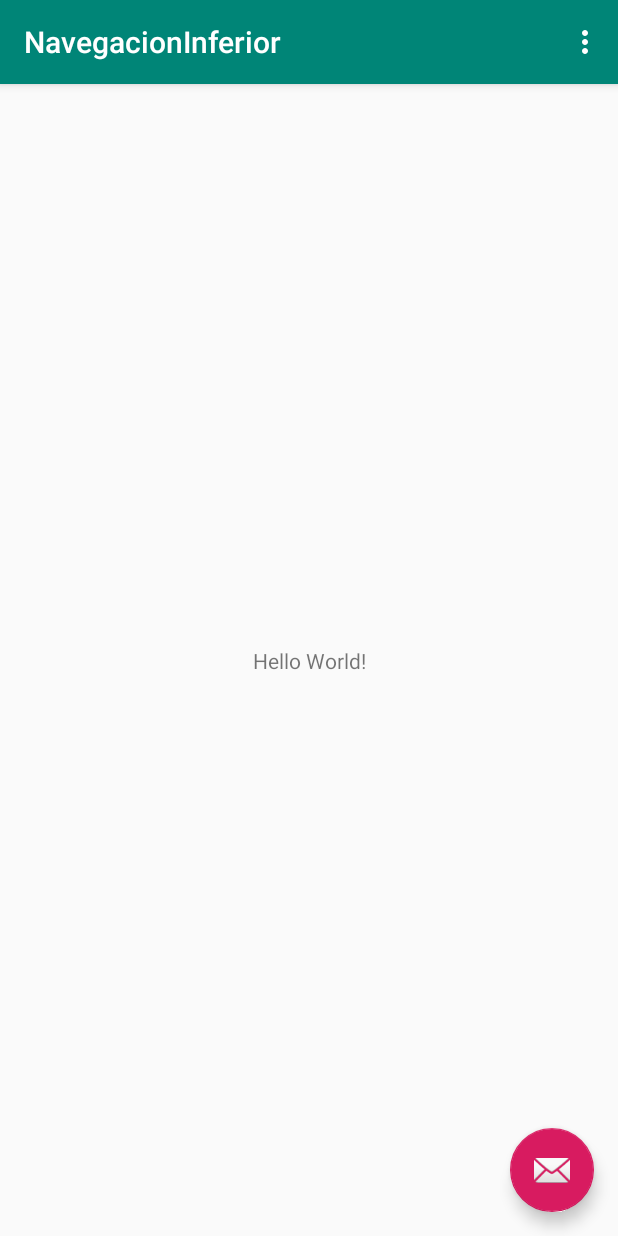
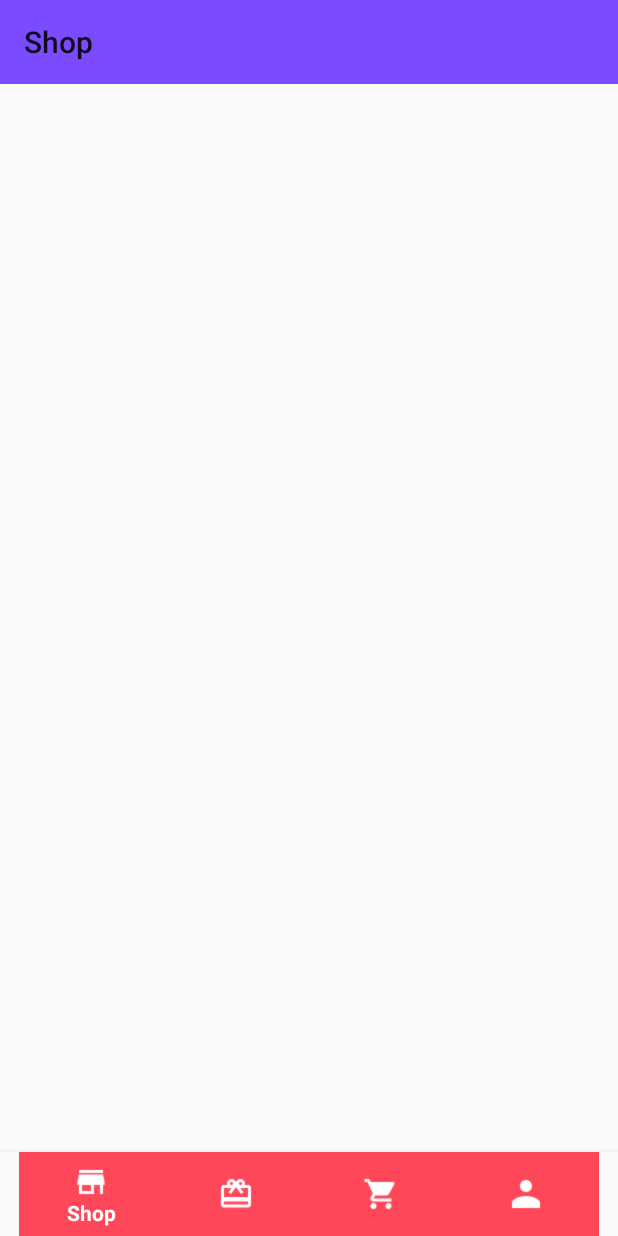
Before and after one commit to litzy-balam/NavegacionInferior, an Android app: the screen it shows after launch (MainActivity), on a phone screen of 412 x 824 dp. Run offline under Robolectric (Android 15) with nearby library versions, the phone set to English and light mode, and no system bars.

Commit message:
Navegacion inferior mostrada

```diff
--- a/app/src/main/java/com/example/navegacioninferior/MainActivity.java
+++ b/app/src/main/java/com/example/navegacioninferior/MainActivity.java
@@ -1,8 +1,12 @@
 package com.example.navegacioninferior;
 
 import android.os.Bundle;
+import android.support.annotation.NonNull;
+import android.support.design.widget.BottomNavigationView;
 import android.support.design.widget.FloatingActionButton;
 import android.support.design.widget.Snackbar;
+import android.support.v4.app.Fragment;
+import android.support.v7.app.ActionBar;
 import android.support.v7.app.AppCompatActivity;
 import android.support.v7.widget.Toolbar;
 import android.view.View;
@@ -10,43 +14,51 @@ import android.view.Menu;
 import android.view.MenuItem;
 
 public class MainActivity extends AppCompatActivity {
-
+    private Toolbar toolbar;
     @Override
     protected void onCreate(Bundle savedInstanceState) {
         super.onCreate(savedInstanceState);
         setContentView(R.layout.activity_main);
-        Toolbar toolbar = findViewById(R.id.toolbar);
-        setSupportActionBar(toolbar);
+        //View v = getLayoutInflater().inflate(R.menu.navegacion,null);
+        //toolbar = (Toolbar) v.findViewById(R.id.toolbar);
 
-        FloatingActionButton fab = findViewById(R.id.fab);
+        toolbar = findViewById(R.id.toolbar);
+        //setSupportActionBar(toolbar);
+
+
+        /*FloatingActionButton fab = findViewById(R.id.fab);
         fab.setOnClickListener(new View.OnClickListener() {
             @Override
             public void onClick(View view) {
                 Snackbar.make(view, "Replace with your own action", Snackbar.LENGTH_LONG)
                         .setAction("Action", null).show();
             }
-        });
+        });*/
+        BottomNavigationView navigation=(BottomNavigationView)findViewById(R.id.navigation);
+        navigation.setOnNavigationItemSelectedListener(mOnNavigationItemSelectedListener);
+
+        toolbar.setTitle("Shop");
     }
 
-    @Override
-    public boolean onCreateOptionsMenu(Menu menu) {
-        // Inflate the menu; this adds items to the action bar if it is present.
-        getMenuInflater().inflate(R.menu.menu_main, menu);
-        return true;
-    }
-
-    @Override
-    public boolean onOptionsItemSelected(MenuItem item) {
-        // Handle action bar item clicks here. The action bar will
-        // automatically handle clicks on the Home/Up button, so long
-        // as you specify a parent activity in AndroidManifest.xml.
-        int id = item.getItemId();
-
-        //noinspection SimplifiableIfStatement
-        if (id == R.id.action_settings) {
-            return true;
+    private BottomNavigationView.OnNavigationItemSelectedListener mOnNavigationItemSelectedListener=new BottomNavigationView.OnNavigationItemSelectedListener() {
+        @Override
+        public boolean onNavigationItemSelected(@NonNull MenuItem item) {
+           // Fragment fragment;
+            switch (item.getItemId()){
+                case R.id.navigation_shop:
+                    toolbar.setTitle("Shop");
+                    return true;
+                case R.id.navigation_gifts:
+                    toolbar.setTitle("My Gifts");
+                    return true;
+                case R.id.navigation_cart:
+                    toolbar.setTitle("Cart");
+                    return true;
+                case R.id.navigation_profile:
+                    toolbar.setTitle("Profile");
+                    return true;
+            }
+            return false;
         }
-
-        return super.onOptionsItemSelected(item);
-    }
+    };
 }
--- a/app/src/main/res/layout/activity_main.xml
+++ b/app/src/main/res/layout/activity_main.xml
@@ -2,21 +2,17 @@
 <android.support.design.widget.CoordinatorLayout xmlns:android="http://schemas.android.com/apk/res/android"
     xmlns:app="http://schemas.android.com/apk/res-auto"
     xmlns:tools="http://schemas.android.com/tools"
+    android:id="@+id/container"
     android:layout_width="match_parent"
     android:layout_height="match_parent"
     tools:context=".MainActivity">
 
-    <android.support.design.widget.AppBarLayout
+   <!-- <android.support.design.widget.AppBarLayout
         android:layout_width="match_parent"
         android:layout_height="wrap_content"
         android:theme="@style/AppTheme.AppBarOverlay">
 
-        <android.support.v7.widget.Toolbar
-            android:id="@+id/toolbar"
-            android:layout_width="match_parent"
-            android:layout_height="?attr/actionBarSize"
-            android:background="?attr/colorPrimary"
-            app:popupTheme="@style/AppTheme.PopupOverlay" />
+
 
     </android.support.design.widget.AppBarLayout>
 
@@ -28,6 +24,31 @@
         android:layout_height="wrap_content"
         android:layout_gravity="bottom|end"
         android:layout_margin="@dimen/fab_margin"
-        app:srcCompat="@android:drawable/ic_dialog_email" />
+        app:srcCompat="@android:drawable/ic_dialog_email" />  -->
+
+    <android.support.v7.widget.Toolbar
+        android:id="@+id/toolbar"
+        android:layout_width="match_parent"
+        android:layout_height="?attr/actionBarSize"
+        android:background="?attr/colorPrimary"
+        app:popupTheme="@style/AppTheme.PopupOverlay" />
+
+    <FrameLayout
+        android:id="@+id/frame_container"
+        android:layout_width="match_parent"
+        android:layout_height="match_parent"
+        app:layout_behavior="@string/appbar_scrolling_view_behavior"/>
+    <android.support.design.widget.BottomNavigationView
+        android:id="@+id/navigation"
+        android:layout_width="match_parent"
+        android:layout_height="wrap_content"
+        android:layout_gravity="bottom"
+        android:background="?android:attr/windowBackground"
+        app:itemBackground="@color/bgBottomNavigation"
+        android:foreground="?attr/selectableItemBackground"
+        app:itemIconTint="@android:color/white"
+        app:itemTextColor="@android:color/white"
+        app:menu="@menu/navegacion"
+        />
 
 </android.support.design.widget.CoordinatorLayout>
--- /dev/null
+++ b/app/src/main/res/menu/navegacion.xml
@@ -0,0 +1,19 @@
+<?xml version="1.0" encoding="utf-8"?>
+<menu xmlns:android="http://schemas.android.com/apk/res/android">
+ <item
+     android:id="@+id/navigation_shop"
+     android:icon="@drawable/ic_store_white_24dp"
+     android:title="@string/title_shop"/>
+    <item
+        android:id="@+id/navigation_gifts"
+        android:icon="@drawable/ic_card_giftcard_white_24dp"
+        android:title="@string/title_gifts"/>
+    <item
+        android:id="@+id/navigation_cart"
+        android:icon="@drawable/ic_shopping_cart_white_24dp"
+        android:title="@string/title_cart"/>
+    <item
+        android:id="@+id/navigation_profile"
+        android:icon="@drawable/ic_person_white_24dp"
+        android:title="@string/title_profile"/>
+</menu>
--- a/app/src/main/res/values/colors.xml
+++ b/app/src/main/res/values/colors.xml
@@ -1,6 +1,7 @@
 <?xml version="1.0" encoding="utf-8"?>
 <resources>
-    <color name="colorPrimary">#008577</color>
-    <color name="colorPrimaryDark">#00574B</color>
-    <color name="colorAccent">#D81B60</color>
+    <color name="colorPrimary">#7b4bff</color>
+    <color name="colorPrimaryDark">#6539ba</color>
+    <color name="colorAccent">#FF4081</color>
+    <color name="bgBottomNavigation">#fe485a</color>
 </resources>
--- a/app/src/main/res/values/strings.xml
+++ b/app/src/main/res/values/strings.xml
@@ -1,4 +1,8 @@
 <resources>
-    <string name="app_name">NavegacionInferior</string>
+    <string name="app_name">Bottom Navigation</string>
     <string name="action_settings">Settings</string>
+    <string name="title_shop">Shop</string>
+    <string name="title_gifts">Gifts</string>
+    <string name="title_cart">Cart</string>
+    <string name="title_profile">Profile</string>
 </resources>
```
